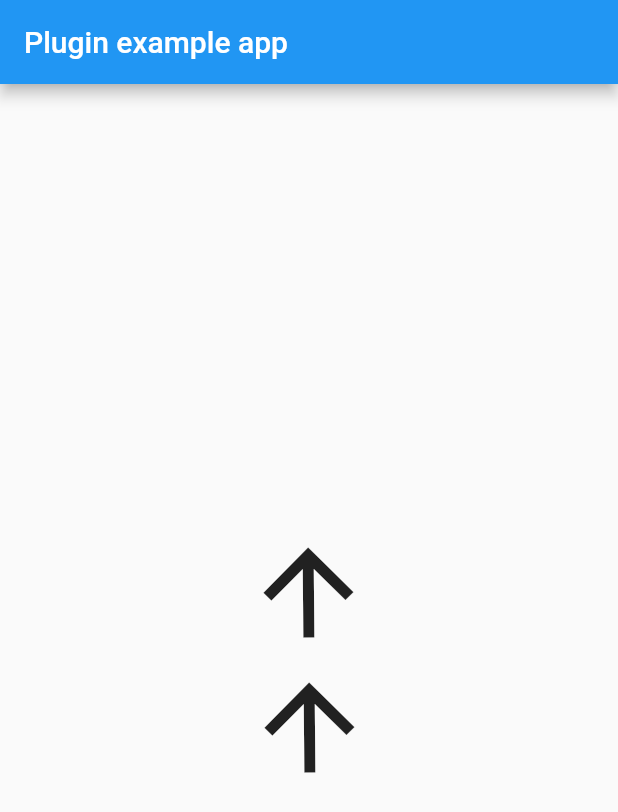
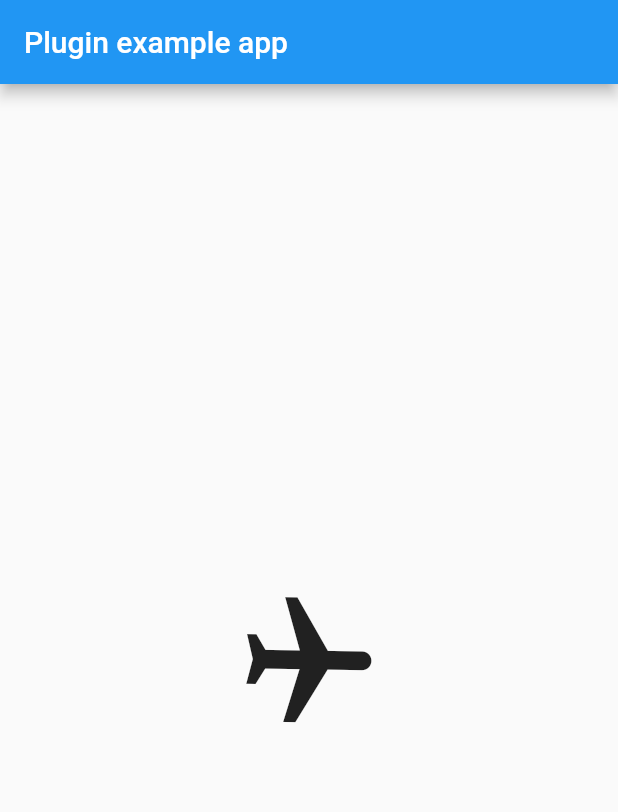
Before and after one commit to harunkurtme/fly_screens, a Flutter app: the screen it shows after launch, on a phone screen of 412 x 824 dp. Shown: the top 812 px of the screen. Run offline on Flutter 3.47's test engine with Material 2 defaults, Android fonts, the phone set to English and light mode, and no system bars.

Commit message:
added a flight icon for compass

```diff
--- a/lib/core/compass.dart
+++ b/lib/core/compass.dart
@@ -5,23 +5,26 @@ class Compass extends StatelessWidget {
   final double _height;
   final double _thickness;
   final Color _color;
-  const Compass({Key? key, double? height, double? thickness,Color? color}) : _height=height??200, _thickness = thickness ?? 10,_color=color??Colors.black, super(key: key);
+  const Compass({Key? key, double? height, double? thickness,Color? color}) : _height=height??100, _thickness = thickness ?? 4,_color=color??Colors.black, super(key: key);
 
   @override
   Widget build(BuildContext context) {
     return Row(
-      mainAxisAlignment: MainAxisAlignment.center,
-
+      // mainAxisAlignment: MainAxisAlignment.center,
+      crossAxisAlignment: CrossAxisAlignment.center,
       children: [
-        RotatedBox(quarterTurns: 3,
-          child: Icon(Icons.arrow_upward,
-          size: 90,
-          )
-        ),
-        RotatedBox(quarterTurns: 3,
-          child: Icon(Icons.arrow_upward,
-          size: 90,
-          )
+        Expanded(
+          child: RotatedBox(quarterTurns: 3,
+            // child: Divider(
+            //   color: _color,
+            //   height: _height,
+            //   thickness: _thickness,
+            // )
+            child: Icon(
+              Icons.airplanemode_active,
+              size: _height,
+            ),
+          ),
         ),
       ],
     );
--- a/lib/product/compass_screen.dart
+++ b/lib/product/compass_screen.dart
@@ -27,10 +27,11 @@ class _CompassScreenState extends State<CompassScreen> {
       children: [
         AnimatedRotation(
           duration: _duration,
-          turns: 14.25*(math.pi)/180,
-          child: Compass(
-            color: Colors.blue,
-          ),
+          turns: -28.5*(math.pi)/180, //14.25 90 degree
+          child: Container(
+            child: Compass(),
+
+          )
         ),
       ],
     );
```
